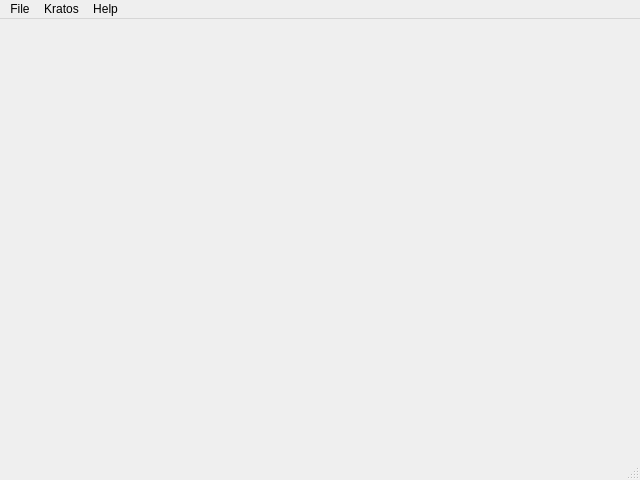
First picture: the form in kratos_salome_plugin/gui/ui_forms/plugin_main_window.ui, repository KratosMultiphysics/KratosSalomePlugin, before the edit.
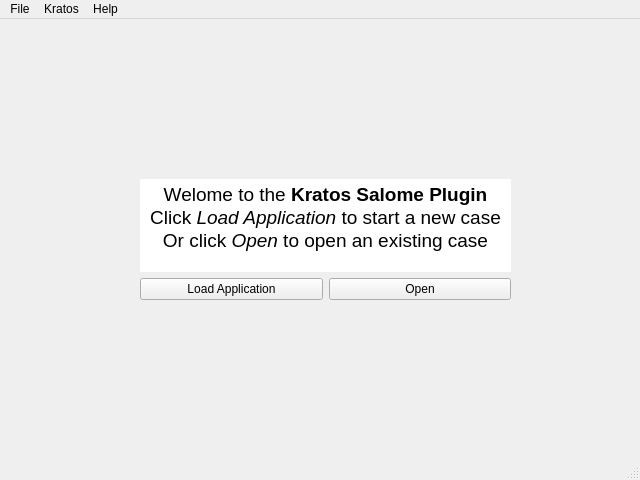
Second picture: the form after the edit.

Patch:
```diff
--- a/kratos_salome_plugin/gui/ui_forms/plugin_main_window.ui
+++ b/kratos_salome_plugin/gui/ui_forms/plugin_main_window.ui
@@ -14,7 +14,54 @@
   <property name="windowTitle">
    <string>Kratos Multiphysics</string>
   </property>
-  <widget class="QWidget" name="centralwidget"/>
+  <widget class="QWidget" name="centralwidget">
+   <widget class="QWidget" name="verticalLayoutWidget">
+    <property name="geometry">
+     <rect>
+      <x>140</x>
+      <y>160</y>
+      <width>371</width>
+      <height>121</height>
+     </rect>
+    </property>
+    <layout class="QVBoxLayout" name="verticalLayout">
+     <item>
+      <widget class="QTextBrowser" name="textBrowser">
+       <property name="frameShape">
+        <enum>QFrame::NoFrame</enum>
+       </property>
+       <property name="html">
+        <string>&lt;!DOCTYPE HTML PUBLIC &quot;-//W3C//DTD HTML 4.0//EN&quot; &quot;http://www.w3.org/TR/REC-html40/strict.dtd&quot;&gt;
+&lt;html&gt;&lt;head&gt;&lt;meta name=&quot;qrichtext&quot; content=&quot;1&quot; /&gt;&lt;style type=&quot;text/css&quot;&gt;
+p, li { white-space: pre-wrap; }
+&lt;/style&gt;&lt;/head&gt;&lt;body style=&quot; font-family:'Ubuntu'; font-size:11pt; font-weight:400; font-style:normal;&quot;&gt;
+&lt;p align=&quot;center&quot; style=&quot; margin-top:0px; margin-bottom:0px; margin-left:0px; margin-right:0px; -qt-block-indent:0; text-indent:0px;&quot;&gt;&lt;span style=&quot; font-size:14pt;&quot;&gt;Welome to the &lt;/span&gt;&lt;span style=&quot; font-size:14pt; font-weight:600;&quot;&gt;Kratos Salome Plugin&lt;/span&gt;&lt;/p&gt;
+&lt;p align=&quot;center&quot; style=&quot; margin-top:0px; margin-bottom:0px; margin-left:0px; margin-right:0px; -qt-block-indent:0; text-indent:0px;&quot;&gt;&lt;span style=&quot; font-size:14pt;&quot;&gt;Click &lt;/span&gt;&lt;span style=&quot; font-size:14pt; font-style:italic;&quot;&gt;Load Application&lt;/span&gt;&lt;span style=&quot; font-size:14pt;&quot;&gt; to start a new case&lt;/span&gt;&lt;/p&gt;
+&lt;p align=&quot;center&quot; style=&quot; margin-top:0px; margin-bottom:0px; margin-left:0px; margin-right:0px; -qt-block-indent:0; text-indent:0px;&quot;&gt;&lt;span style=&quot; font-size:14pt;&quot;&gt;Or click &lt;/span&gt;&lt;span style=&quot; font-size:14pt; font-style:italic;&quot;&gt;Open&lt;/span&gt;&lt;span style=&quot; font-size:14pt;&quot;&gt; to open an existing case&lt;/span&gt;&lt;/p&gt;&lt;/body&gt;&lt;/html&gt;</string>
+       </property>
+      </widget>
+     </item>
+     <item>
+      <layout class="QHBoxLayout" name="horizontalLayout">
+       <item>
+        <widget class="QPushButton" name="pushButton_Load_Application">
+         <property name="text">
+          <string>Load Application</string>
+         </property>
+        </widget>
+       </item>
+       <item>
+        <widget class="QPushButton" name="pushButton_Open">
+         <property name="text">
+          <string>Open</string>
+         </property>
+        </widget>
+       </item>
+      </layout>
+     </item>
+    </layout>
+   </widget>
+  </widget>
   <widget class="QMenuBar" name="menubar">
    <property name="geometry">
     <rect>
```
